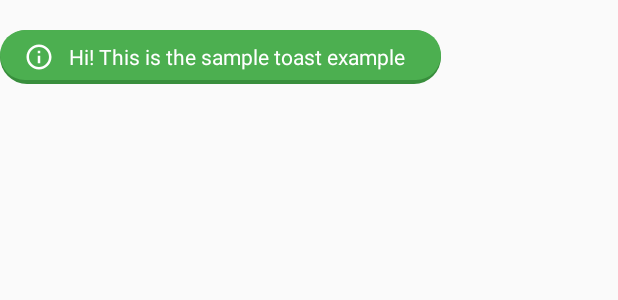
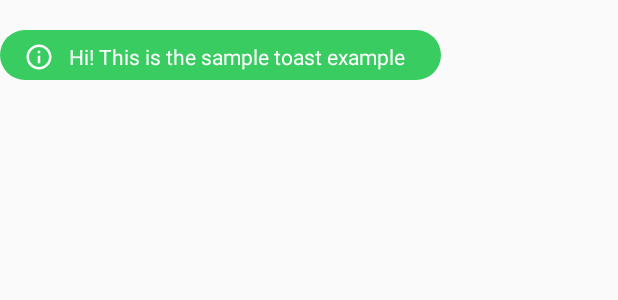
Before and after one commit to TripathiViky/OSMToastExample, an Android app: the layout layout_osmtoast.xml on its own in the app's theme, with its tools: preview values and no code run, on a phone screen of 412 x 824 dp. Shown: the top 300 px of the screen. Run offline under Robolectric (Android 15) with nearby library versions, the phone set to English and light mode, and no system bars.

Commit message:
Changes in Design of Toast and Color

```diff
--- a/OSMToastLib/src/main/res/drawable/success_shape.xml
+++ b/OSMToastLib/src/main/res/drawable/success_shape.xml
@@ -2,17 +2,17 @@
 <layer-list xmlns:android="http://schemas.android.com/apk/res/android">
 
     <!-- "shadow" -->
-    <item>
-        <shape android:shape="rectangle">
-            <solid android:color="#388E3C" />
-            <corners android:radius="200dp" />
-        </shape>
-    </item>
+<!--    <item>-->
+<!--        <shape android:shape="rectangle">-->
+<!--            <solid android:color="#388E3C" />-->
+<!--            <corners android:radius="200dp" />-->
+<!--        </shape>-->
+<!--    </item>-->
 
     <item android:bottom="4px">
         <shape android:shape="rectangle">
-            <solid android:color="#4CAF50" />
-            <corners android:radius="200dp" />
+            <solid android:color="#ff39cc61" />
+            <corners android:radius="20dp" />
         </shape>
     </item>
 
```
Also changed, not shown: OSMToastLib/src/main/res/drawable/confusing_shape.xml (+7 -7 lines), OSMToastLib/src/main/res/drawable/default_shape.xml (+7 -7 lines), OSMToastLib/src/main/res/drawable/error_shape.xml (+8 -8 lines), OSMToastLib/src/main/res/drawable/info_shape.xml (+8 -8 lines), OSMToastLib/src/main/res/drawable/warning_shape.xml (+12 -9 lines).
